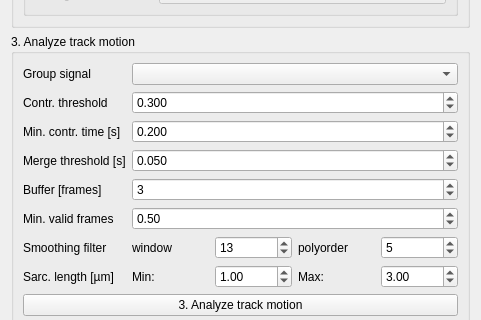
This is sarcasm_app/ui-files/parameters_motion_analysis.ui in danihae/SarcAsM as Qt 5 draws it before an edit; both pictures show x 0 to 481 and y 905 to 1225 of the 481 by 1425 pixel window. The edited form follows.
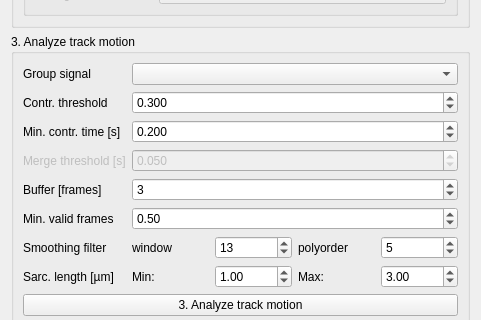
This is the edited form.

Commit message: feat(motion)!: decode contractions with the shared decoder and declare sarcomere length rest high

What changed in the file:
```diff
--- a/sarcasm_app/ui-files/parameters_motion_analysis.ui
+++ b/sarcasm_app/ui-files/parameters_motion_analysis.ui
@@ -685,6 +685,9 @@
       </item>
       <item row="3" column="0">
        <widget class="QLabel" name="label_motion_merge">
+        <property name="enabled">
+         <bool>false</bool>
+        </property>
         <property name="toolTip">
          <string>&lt;p&gt;Two contractions separated by a pause shorter than this are joined into one, so a beat that the detection briefly interrupts is not counted twice. A higher value joins more; too high a value can fuse two real beats at fast beating rates. Default 0.05 s. It is converted to whole frames, rounding down, and acts only when that gives at least 2 frames (with the default, from 40 frames/s up). Applied before the minimum contraction time.&lt;/p&gt;</string>
         </property>
@@ -695,6 +698,9 @@
       </item>
       <item row="3" column="1">
        <widget class="QDoubleSpinBox" name="dsb_motion_merge_time_max">
+        <property name="enabled">
+         <bool>false</bool>
+        </property>
         <property name="toolTip">
          <string>&lt;p&gt;Two contractions separated by a pause shorter than this are joined into one, so a beat that the detection briefly interrupts is not counted twice. A higher value joins more; too high a value can fuse two real beats at fast beating rates. Default 0.05 s. It is converted to whole frames, rounding down, and acts only when that gives at least 2 frames (with the default, from 40 frames/s up). Applied before the minimum contraction time.&lt;/p&gt;</string>
         </property>
```
Left out of the diff: 12 changed lines with no effect on the pictures. The commit also changes 11 other files.
